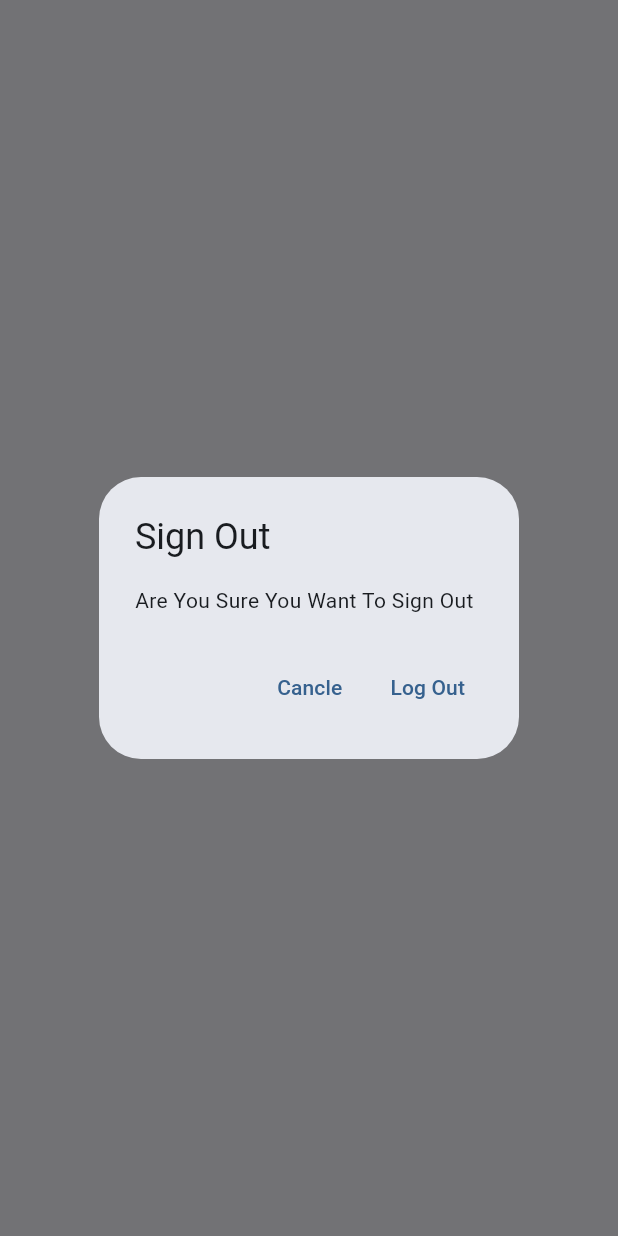
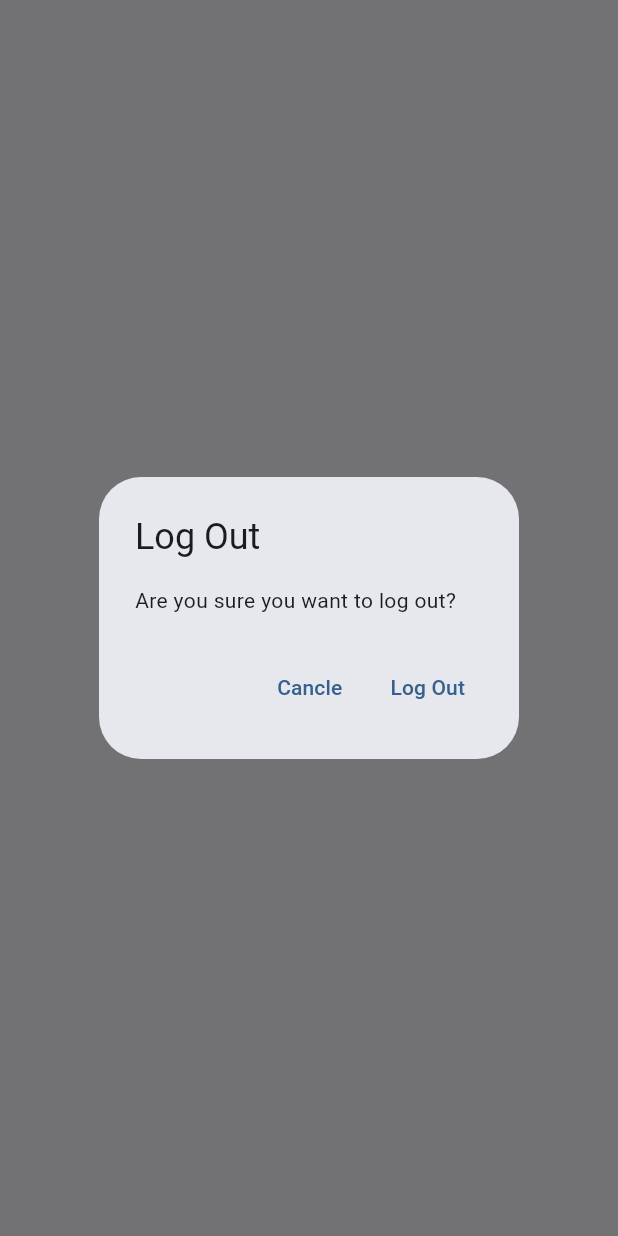
Before and after one commit to ar-tanjil/mynotes, a Flutter app: what showLogutDialog() shows on an empty page, opened directly, on a phone screen of 412 x 824 dp. Run offline on Flutter 3.47's test engine with Material 3 defaults, Android fonts, the phone set to English and light mode, and no system bars; our stand-ins replace firebase_auth, firebase_core, sqflite; accounts and stored records are empty; network calls fail.

```diff
--- /dev/null
+++ b/lib/utilities/dialogs/generic_dialog.dart
@@ -0,0 +1,34 @@
+import 'package:flutter/material.dart';
+import 'package:flutter/widgets.dart';
+
+typedef DialogOptionBuilder<T> = Map<String, T?> Function();
+
+Future<T?> showGenericDialog<T>(
+    {required BuildContext context,
+    required String title,
+    required String content,
+    required DialogOptionBuilder optionBuilder}) {
+  final option = optionBuilder();
+  return showDialog<T>(
+    context: context,
+    builder: (context) {
+      return AlertDialog(
+        title: Text(title),
+        content: Text(content),
+        actions: option.keys.map((optionTitle) {
+          final T value = option[optionTitle];
+          return TextButton(
+            onPressed: () {
+              if (value != null) {
+                Navigator.of(context).pop(value);
+              } else {
+                Navigator.of(context).pop();
+              }
+            },
+            child: Text(optionTitle),
+          );
+        }).toList(),
+      );
+    },
+  );
+}
--- /dev/null
+++ b/lib/utilities/dialogs/logout_dialog.dart
@@ -0,0 +1,18 @@
+import 'package:flutter/widgets.dart';
+import 'package:mynotes/utilities/dialogs/generic_dialog.dart';
+
+Future<bool> showLogutDialog(
+  BuildContext context,
+) {
+  return showGenericDialog(
+    context: context,
+    title: "Log Out",
+    content: "Are you sure you want to log out?",
+    optionBuilder: () => {
+      'Cancle': false,
+      'Log Out': true,
+    },
+  ).then(
+    (value) => value ?? false,
+  );
+}
--- a/lib/views/login_view.dart
+++ b/lib/views/login_view.dart
@@ -1,11 +1,10 @@
 // import 'dart:developer' as dev show log;
 import 'dart:developer';
-
 import 'package:flutter/material.dart';
 import 'package:mynotes/constants/routes.dart';
 import 'package:mynotes/services/auth/auth_exception.dart';
 import 'package:mynotes/services/auth/auth_service.dart';
-import 'package:mynotes/utilities/show_error_dialog.dart';
+import 'package:mynotes/utilities/dialogs/error_dialoge.dart';
 
 class LoginView extends StatefulWidget {
   const LoginView({super.key});
--- a/lib/views/notes/notes_view.dart
+++ b/lib/views/notes/notes_view.dart
@@ -4,6 +4,8 @@ import 'package:mynotes/constants/routes.dart';
 import 'package:mynotes/enums/menu_action.dart';
 import 'package:mynotes/services/auth/auth_service.dart';
 import 'package:mynotes/services/crud/notes_service.dart';
+import 'package:mynotes/utilities/dialogs/logout_dialog.dart';
+import 'package:mynotes/views/notes/notes_list_view.dart';
 
 class NotesView extends StatefulWidget {
   const NotesView({super.key});
@@ -83,18 +85,10 @@ class _NotesViewState extends State<NotesView> {
                     case ConnectionState.active:
                       if (snapshot.hasData) {
                         final allNotes = snapshot.data as List<DatabaseNote>;
-                        return ListView.builder(
-                          itemCount: allNotes.length,
-                          itemBuilder: (context, index) {
-                            final note = allNotes[index];
-                            return ListTile(
-                              title: Text(
-                                note.text,
-                                maxLines: 1,
-                                softWrap: true,
-                                overflow: TextOverflow.ellipsis,
-                              ),
-                            );
+                        return NotesListView(
+                          notes: allNotes,
+                          onDeleteNote: (note) async {
+                            await _noteService.deleteNote(id: note.id);
                           },
                         );
                       } else {
@@ -113,27 +107,3 @@ class _NotesViewState extends State<NotesView> {
     );
   }
 }
-
-Future<bool> showLogutDialog(BuildContext context) {
-  return showDialog<bool>(
-    context: context,
-    builder: (context) {
-      return AlertDialog(
-        title: const Text("Sign Out"),
-        content: const Text("Are You Sure You Want To Sign Out"),
-        actions: [
-          TextButton(
-              onPressed: () {
-                Navigator.of(context).pop(false);
-              },
-              child: const Text("Cancle")),
-          TextButton(
-              onPressed: () {
-                Navigator.of(context).pop(true);
-              },
-              child: const Text("Log Out"))
-        ],
-      );
-    },
-  ).then((value) => value ?? false);
-}
--- a/lib/views/register_view.dart
+++ b/lib/views/register_view.dart
@@ -3,7 +3,7 @@ import 'package:flutter/material.dart';
 import 'package:mynotes/constants/routes.dart';
 import 'package:mynotes/services/auth/auth_exception.dart';
 import 'package:mynotes/services/auth/auth_service.dart';
-import 'package:mynotes/utilities/show_error_dialog.dart';
+import 'package:mynotes/utilities/dialogs/error_dialoge.dart';
 
 class RegisterView extends StatefulWidget {
   const RegisterView({super.key});
```
Also changed, not shown: lib/utilities/dialogs/delete_dialog.dart (added, +18 -0 lines), lib/utilities/dialogs/error_dialoge.dart (added, +16 -0 lines), lib/utilities/show_error_dialog.dart (deleted, +0 -20 lines), lib/views/notes/notes_list_view.dart (added, +43 -0 lines).
